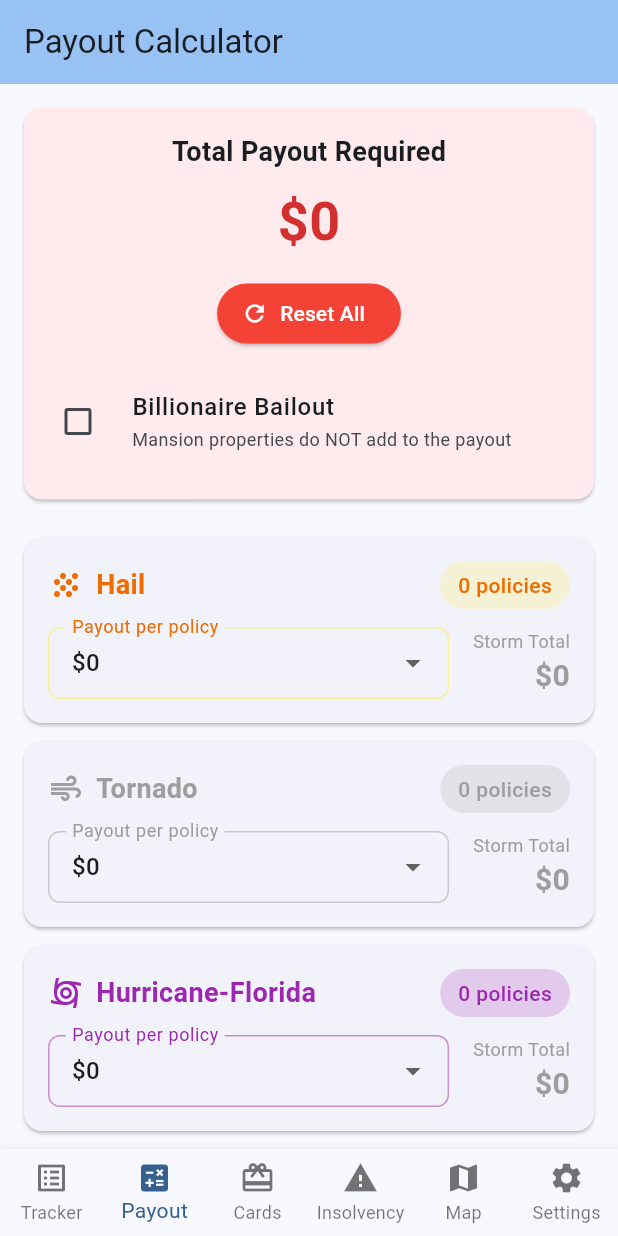
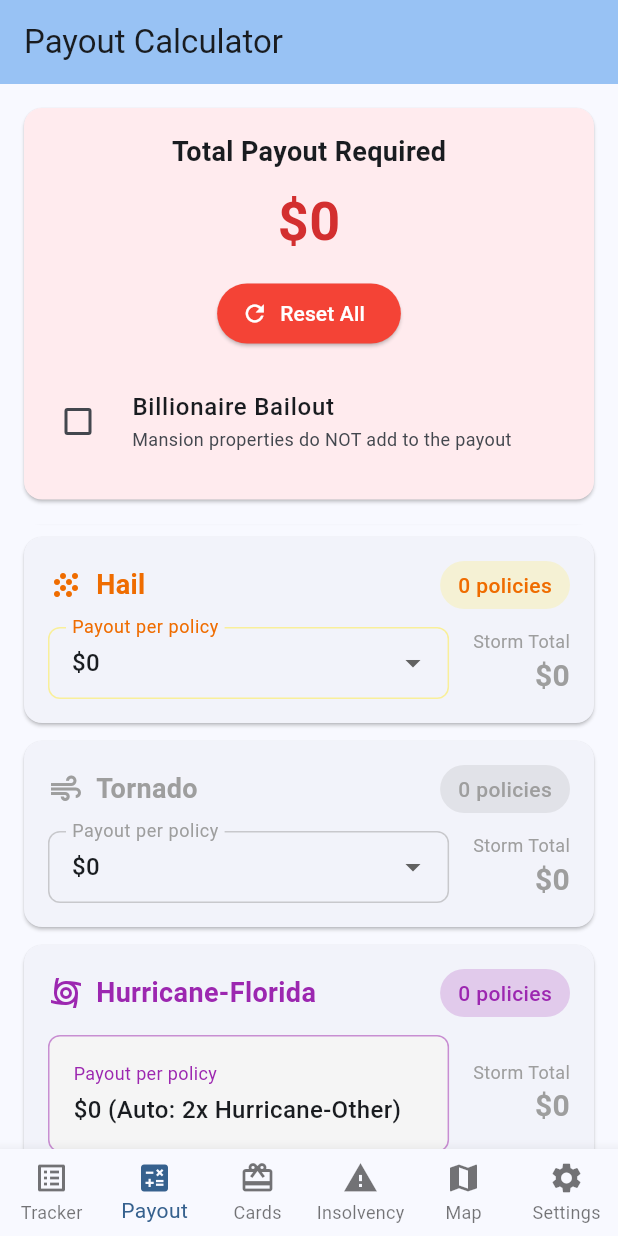
Before and after one commit to mbrosnan/catastrophe_companion, a Flutter app: the screen it shows after launch, item 2 of the bottom bar chosen, scrolled down 675 dp, on a phone screen of 412 x 824 dp. Run offline on Flutter 3.47's test engine with Material 3 defaults, Android fonts, the phone set to English and light mode, and no system bars.

Commit message:
#11-hurricane-fl severity always double

```diff
--- a/lib/providers/payout_calculator_provider.dart
+++ b/lib/providers/payout_calculator_provider.dart
@@ -26,6 +26,12 @@ class PayoutCalculatorProvider extends ChangeNotifier {
 
   void setSelectedPayout(StormType storm, int value) {
     _selectedPayouts[storm] = value;
+
+    // If setting Hurricane-Other, automatically set Hurricane-Florida to double
+    if (storm == StormType.hurricaneOther) {
+      _selectedPayouts[StormType.hurricaneFlorida] = value * 2;
+    }
+
     notifyListeners();
   }
 
--- a/lib/screens/payout_calculator_screen.dart
+++ b/lib/screens/payout_calculator_screen.dart
@@ -185,7 +185,40 @@ class _StormPayoutCard extends StatelessWidget {
             Row(
               children: [
                 Expanded(
-                  child: DropdownButtonFormField<int>(
+                  child: storm == StormType.hurricaneFlorida
+                      ? Container(
+                          padding: const EdgeInsets.all(16),
+                          decoration: BoxDecoration(
+                            color: Colors.grey[100],
+                            borderRadius: BorderRadius.circular(8),
+                            border: Border.all(
+                              color: hasCustomBackground
+                                  ? backgroundColor!.withOpacity(0.8)
+                                  : stormColor.withOpacity(0.5),
+                            ),
+                          ),
+                          child: Column(
+                            crossAxisAlignment: CrossAxisAlignment.start,
+                            children: [
+                              Text(
+                                'Payout per policy',
+                                style: TextStyle(
+                                  fontSize: 12,
+                                  color: textColor,
+                                ),
+                              ),
+                              const SizedBox(height: 4),
+                              Text(
+                                '\$$selectedPayout (Auto: 2x Hurricane-Other)',
+                                style: const TextStyle(
+                                  fontSize: 16,
+                                  fontWeight: FontWeight.w500,
+                                ),
+                              ),
+                            ],
+                          ),
+                        )
+                      : DropdownButtonFormField<int>(
                           value: selectedPayout,
                           decoration: InputDecoration(
                             labelText: 'Payout per policy',
```
Lines whose indentation alone changed are shown as unchanged.
